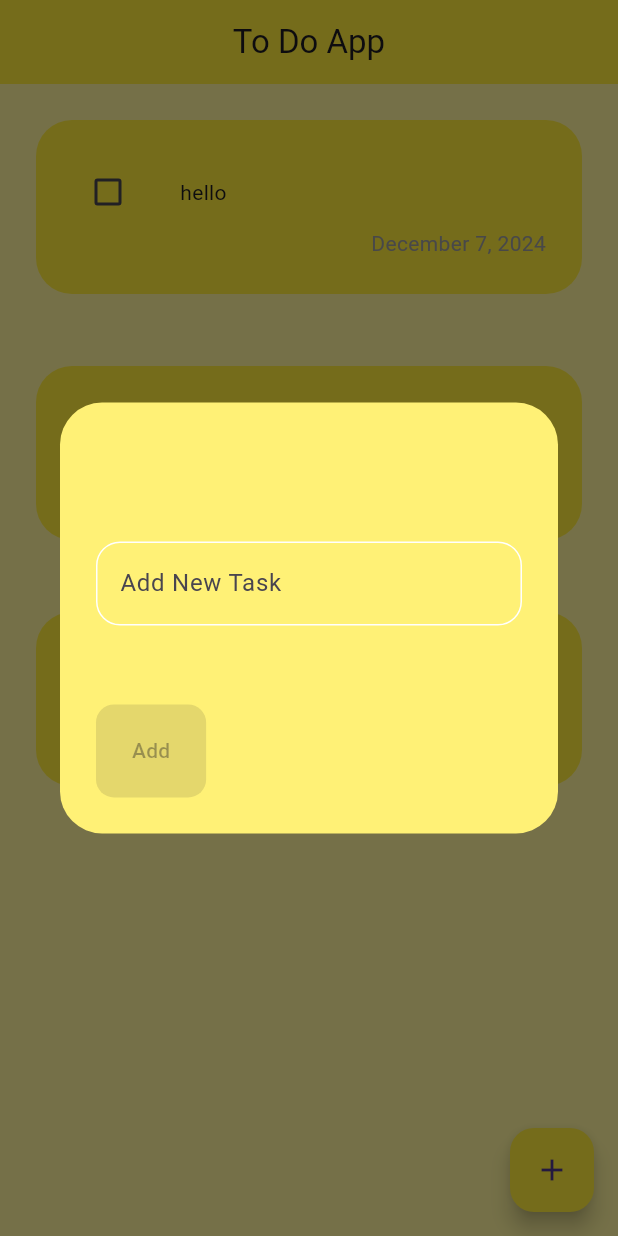
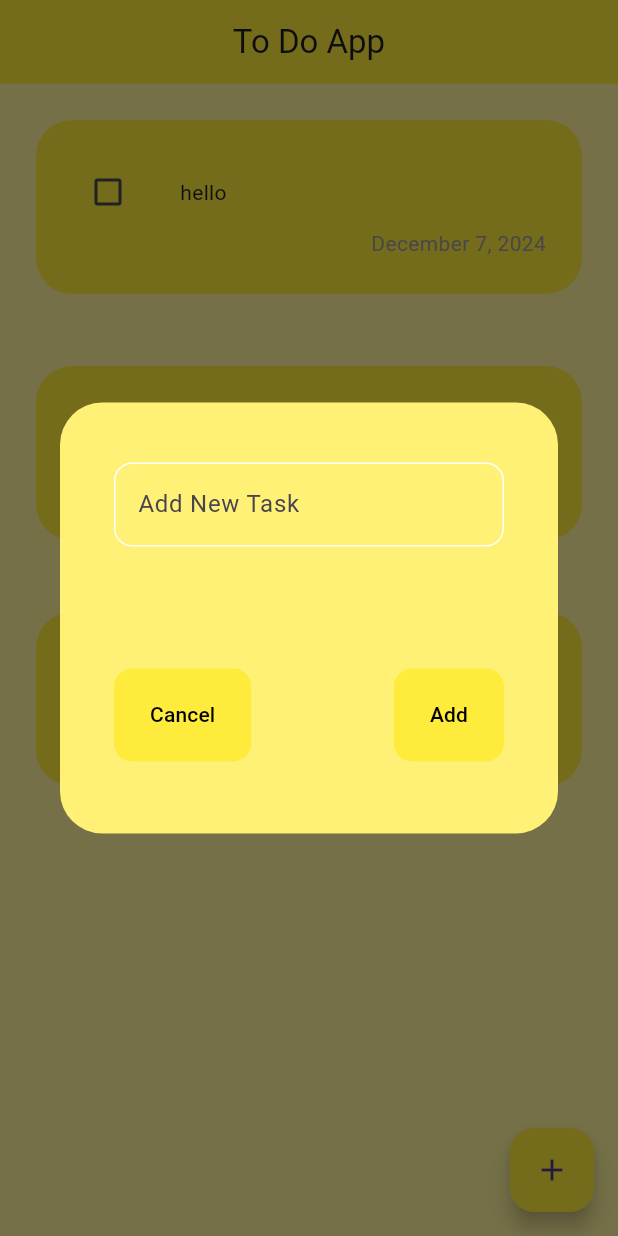
Before and after one commit to Mohamed-Husien/Brainwave_Matrix_Intern, a Flutter app: the screen it shows after launch, after a tap on the "add" icon, on a phone screen of 412 x 824 dp. Run offline on Flutter 3.47's test engine with Material 3 defaults, Android fonts, the phone set to English and light mode, and no system bars; our stand-ins replace bloc, hive, hive_flutter; accounts and stored records are empty.

Commit message:
add form to validate text field

```diff
--- a/lib/widgets/add_to_do_form.dart
+++ b/lib/widgets/add_to_do_form.dart
@@ -1,31 +1,63 @@
+import 'dart:developer';
+
 import 'package:brainwave_matrix_intern_to_do_app/widgets/custom_button.dart';
 import 'package:brainwave_matrix_intern_to_do_app/widgets/custom_text_field.dart';
 import 'package:flutter/material.dart';
 
-class AddToDoFormWidget extends StatelessWidget {
+class AddToDoFormWidget extends StatefulWidget {
   const AddToDoFormWidget({
     super.key,
   });
 
   @override
+  State<AddToDoFormWidget> createState() => _AddToDoFormWidgetState();
+}
+
+class _AddToDoFormWidgetState extends State<AddToDoFormWidget> {
+  final GlobalKey<FormState> formKey = GlobalKey();
+  AutovalidateMode autovalidateMode = AutovalidateMode.disabled;
+  String? content;
+  @override
   Widget build(BuildContext context) {
-    return const Column(
+    return Padding(
+      padding: const EdgeInsets.symmetric(horizontal: 12, vertical: 24),
+      child: Form(
+        key: formKey,
+        autovalidateMode: autovalidateMode,
+        child: Column(
           mainAxisAlignment: MainAxisAlignment.spaceBetween,
           children: [
-        SizedBox(
-          height: 24,
-        ),
             CustomTextFormField(
+              onSaved: (value) {
+                content = value;
+              },
               hint: 'Add New Task ',
             ),
             Row(
+              mainAxisAlignment: MainAxisAlignment.spaceBetween,
               children: [
                 CustomButton(
-              text: 'Add',
+                  text: "Cancel",
+                  onPressed: () {
+                    Navigator.pop(context);
+                  },
                 ),
+                CustomButton(
+                  text: "Add",
+                  onPressed: () {
+                    if (formKey.currentState!.validate()) {
+                      formKey.currentState!.save();
+                    } else {
+                      autovalidateMode = AutovalidateMode.always;
+                      setState(() {});
+                    }
+                  },
+                )
               ],
             )
           ],
+        ),
+      ),
     );
   }
 }
--- a/lib/widgets/custom_button.dart
+++ b/lib/widgets/custom_button.dart
@@ -2,8 +2,12 @@ import 'package:flutter/material.dart';
 
 class CustomButton extends StatelessWidget {
   const CustomButton(
-      {super.key, this.textColor, required this.text, this.onPressed});
-  final Color? textColor;
+      {super.key,
+      this.backgroundColor,
+      this.textColor,
+      required this.text,
+      this.onPressed});
+  final Color? backgroundColor, textColor;
   final String text;
   final void Function()? onPressed;
   @override
@@ -21,6 +25,7 @@ class CustomButton extends StatelessWidget {
         ),
         child: Text(
           text,
+          style: const TextStyle(color: Colors.black),
         ),
       ),
     );
--- a/lib/widgets/custom_text_field.dart
+++ b/lib/widgets/custom_text_field.dart
@@ -33,11 +33,11 @@ class CustomTextFormField extends StatelessWidget {
     );
   }
 
-  OutlineInputBorder buildBorder([Color]) {
+  OutlineInputBorder buildBorder() {
     return OutlineInputBorder(
-      borderRadius: BorderRadius.circular(16),
-      borderSide: BorderSide(
-        color: Color ?? Colors.white,
+      borderRadius: BorderRadius.circular(12),
+      borderSide: const BorderSide(
+        color: Colors.white,
       ),
     );
   }
```
Lines whose indentation alone changed are shown as unchanged.
